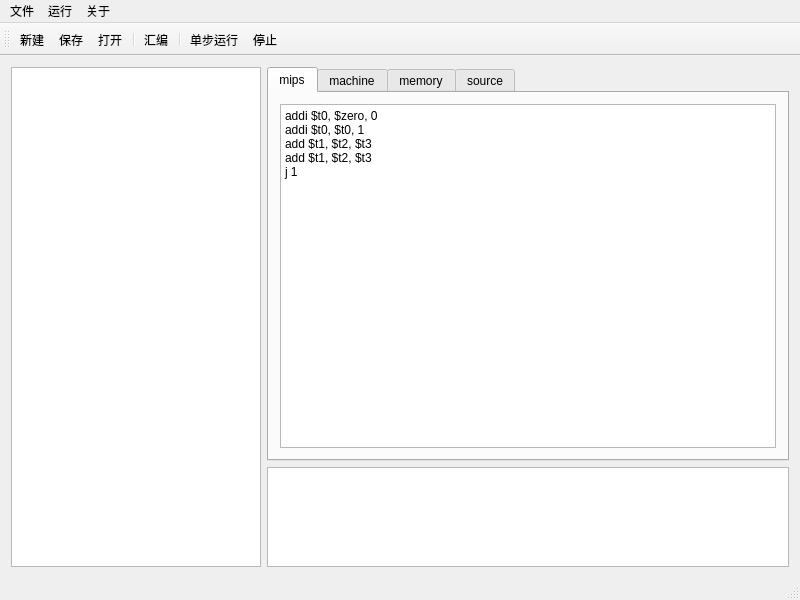
Old version of the form mainwindow.ui in the repository Gnnng/sim.
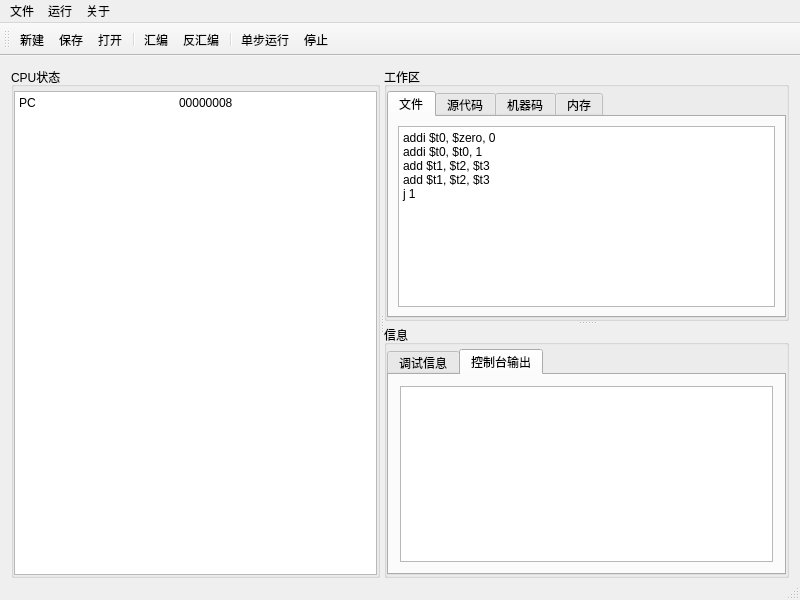
New version of the form. The open tabs and pages were chosen to show the change. Icons and pictures are not drawn.

Diff of the .ui file:
```diff
--- a/mainwindow.ui
+++ b/mainwindow.ui
@@ -32,32 +32,133 @@
      <verstretch>0</verstretch>
     </sizepolicy>
    </property>
-   <layout class="QVBoxLayout" name="verticalLayout_2">
-    <item>
      <layout class="QHBoxLayout" name="horizontalLayout">
+    <property name="bottomMargin">
+     <number>0</number>
+    </property>
       <item>
-       <widget class="QPlainTextEdit" name="plainTextEditStatus">
+     <widget class="QSplitter" name="splitter1">
+      <property name="orientation">
+       <enum>Qt::Horizontal</enum>
+      </property>
+      <widget class="QGroupBox" name="groupBoxStatus">
         <property name="minimumSize">
          <size>
-          <width>200</width>
+         <width>225</width>
           <height>0</height>
          </size>
         </property>
         <property name="maximumSize">
          <size>
-          <width>250</width>
+         <width>16777215</width>
           <height>16777215</height>
          </size>
+       </property>
+       <property name="title">
+        <string>CPU状态</string>
+       </property>
+       <property name="flat">
+        <bool>true</bool>
+       </property>
+       <property name="checkable">
+        <bool>false</bool>
+       </property>
+       <layout class="QVBoxLayout" name="verticalLayout_3">
+        <property name="spacing">
+         <number>6</number>
+        </property>
+        <property name="leftMargin">
+         <number>0</number>
+        </property>
+        <property name="topMargin">
+         <number>4</number>
+        </property>
+        <property name="rightMargin">
+         <number>0</number>
+        </property>
+        <property name="bottomMargin">
+         <number>0</number>
+        </property>
+        <item>
+         <widget class="QPlainTextEdit" name="textEditStatus">
+          <property name="minimumSize">
+           <size>
+            <width>0</width>
+            <height>0</height>
+           </size>
+          </property>
+          <property name="maximumSize">
+           <size>
+            <width>16777215</width>
+            <height>16777215</height>
+           </size>
+          </property>
+          <property name="lineWidth">
+           <number>0</number>
+          </property>
+          <property name="plainText">
+           <string>PC		00000008</string>
         </property>
        </widget>
       </item>
-      <item>
-       <layout class="QVBoxLayout" name="verticalLayout">
-        <property name="sizeConstraint">
-         <enum>QLayout::SetMinimumSize</enum>
-        </property>
+       </layout>
+      </widget>
+      <widget class="QSplitter" name="splitter2">
+       <property name="minimumSize">
+        <size>
+         <width>400</width>
+         <height>0</height>
+        </size>
+       </property>
+       <property name="orientation">
+        <enum>Qt::Vertical</enum>
+       </property>
+       <widget class="QGroupBox" name="groupBoxWork">
+        <property name="sizePolicy">
+         <sizepolicy hsizetype="Preferred" vsizetype="Preferred">
+          <horstretch>0</horstretch>
+          <verstretch>0</verstretch>
+         </sizepolicy>
+        </property>
+        <property name="maximumSize">
+         <size>
+          <width>16777215</width>
+          <height>16777215</height>
+         </size>
+        </property>
+        <property name="title">
+         <string>工作区</string>
+        </property>
+        <property name="flat">
+         <bool>true</bool>
+        </property>
+        <layout class="QVBoxLayout" name="verticalLayout_8" stretch="0">
+         <property name="spacing">
+          <number>6</number>
+         </property>
+         <property name="leftMargin">
+          <number>0</number>
+         </property>
+         <property name="topMargin">
+          <number>4</number>
+         </property>
+         <property name="rightMargin">
+          <number>0</number>
+         </property>
+         <property name="bottomMargin">
+          <number>0</number>
+         </property>
         <item>
-         <widget class="QTabWidget" name="tabWidget">
+          <widget class="QTabWidget" name="tabWidgetWork">
+           <property name="sizePolicy">
+            <sizepolicy hsizetype="Expanding" vsizetype="Expanding">
+             <horstretch>0</horstretch>
+             <verstretch>0</verstretch>
+            </sizepolicy>
+           </property>
+           <property name="tabShape">
+            <enum>QTabWidget::Rounded</enum>
+           </property>
           <property name="currentIndex">
            <number>0</number>
           </property>
@@ -69,11 +170,35 @@
           </property>
           <widget class="QWidget" name="mips">
            <attribute name="title">
-            <string>mips</string>
-           </attribute>
-           <layout class="QVBoxLayout" name="verticalLayout_3">
+             <string>文件</string>
+            </attribute>
+            <layout class="QVBoxLayout" name="verticalLayout_2">
+             <property name="leftMargin">
+              <number>9</number>
+             </property>
+             <property name="topMargin">
+              <number>9</number>
+             </property>
+             <property name="rightMargin">
+              <number>9</number>
+             </property>
+             <property name="bottomMargin">
+              <number>9</number>
+             </property>
             <item>
-             <widget class="QPlainTextEdit" name="plainTextEditMips">
+              <widget class="QPlainTextEdit" name="textEditMips">
+               <property name="frameShape">
+                <enum>QFrame::StyledPanel</enum>
+               </property>
+               <property name="frameShadow">
+                <enum>QFrame::Sunken</enum>
+               </property>
+               <property name="lineWidth">
+                <number>1</number>
+               </property>
+               <property name="tabChangesFocus">
+                <bool>false</bool>
+               </property>
               <property name="plainText">
                <string>addi $t0, $zero, 0
 addi $t0, $t0, 1
@@ -87,11 +212,21 @@
           </widget>
           <widget class="QWidget" name="machine">
            <attribute name="title">
-            <string>machine</string>
-           </attribute>
-           <layout class="QVBoxLayout" name="verticalLayout_4">
+             <string>源代码</string>
+            </attribute>
+            <layout class="QVBoxLayout" name="verticalLayout_12">
             <item>
-             <widget class="QPlainTextEdit" name="plainTextEditMachine">
+              <widget class="QPlainTextEdit" name="textEditSource"/>
+             </item>
+            </layout>
+           </widget>
+           <widget class="QWidget" name="tabCode">
+            <attribute name="title">
+             <string>机器码</string>
+            </attribute>
+            <layout class="QVBoxLayout" name="verticalLayout_13">
+             <item>
+              <widget class="QPlainTextEdit" name="textEditCode">
               <property name="plainText">
                <string>hlhhjkhjkhlhjhl</string>
               </property>
@@ -101,32 +236,78 @@
           </widget>
           <widget class="QWidget" name="memory">
            <attribute name="title">
-            <string>memory</string>
-           </attribute>
-           <layout class="QVBoxLayout" name="verticalLayout_5">
+             <string>内存</string>
+            </attribute>
+            <layout class="QVBoxLayout" name="verticalLayout_14">
             <item>
              <widget class="QPlainTextEdit" name="plainTextEditMemory"/>
             </item>
            </layout>
           </widget>
-          <widget class="QWidget" name="source">
-           <attribute name="title">
-            <string>source</string>
-           </attribute>
-           <layout class="QVBoxLayout" name="verticalLayout_6">
-            <item>
-             <widget class="QPlainTextEdit" name="plainTextEditSource"/>
+          </widget>
             </item>
            </layout>
           </widget>
-         </widget>
-        </item>
+       <widget class="QGroupBox" name="groupBoxInfo">
+        <property name="sizePolicy">
+         <sizepolicy hsizetype="Preferred" vsizetype="Preferred">
+          <horstretch>0</horstretch>
+          <verstretch>0</verstretch>
+         </sizepolicy>
+        </property>
+        <property name="minimumSize">
+         <size>
+          <width>0</width>
+          <height>0</height>
+         </size>
+        </property>
+        <property name="maximumSize">
+         <size>
+          <width>16777215</width>
+          <height>16777215</height>
+         </size>
+        </property>
+        <property name="baseSize">
+         <size>
+          <width>0</width>
+          <height>0</height>
+         </size>
+        </property>
+        <property name="title">
+         <string>信息</string>
+        </property>
+        <property name="flat">
+         <bool>true</bool>
+        </property>
+        <layout class="QVBoxLayout" name="verticalLayout_7" stretch="0">
+         <property name="leftMargin">
+          <number>0</number>
+         </property>
+         <property name="topMargin">
+          <number>4</number>
+         </property>
+         <property name="rightMargin">
+          <number>0</number>
+         </property>
+         <property name="bottomMargin">
+          <number>0</number>
+         </property>
         <item>
-         <widget class="QPlainTextEdit" name="plainTextEditDebug">
+          <widget class="QTabWidget" name="tabWidgetInfo">
+           <property name="currentIndex">
+            <number>0</number>
+           </property>
+           <widget class="QWidget" name="tabDebug">
+            <attribute name="title">
+             <string>调试信息</string>
+            </attribute>
+            <layout class="QVBoxLayout" name="verticalLayout_10">
+             <item>
+              <widget class="QPlainTextEdit" name="textEditDebug">
           <property name="maximumSize">
            <size>
             <width>16777215</width>
-            <height>100</height>
+                 <height>16777215</height>
            </size>
           </property>
           <property name="readOnly">
@@ -135,8 +316,23 @@
          </widget>
         </item>
        </layout>
-      </item>
-     </layout>
+           </widget>
+           <widget class="QWidget" name="tabConsole">
+            <attribute name="title">
+             <string>控制台输出</string>
+            </attribute>
+            <layout class="QVBoxLayout" name="verticalLayout_11">
+             <item>
+              <widget class="QPlainTextEdit" name="textEditConsole"/>
+             </item>
+            </layout>
+           </widget>
+          </widget>
+         </item>
+        </layout>
+       </widget>
+      </widget>
+     </widget>
     </item>
    </layout>
   </widget>
@@ -206,6 +402,7 @@
    <addaction name="actionOpen"/>
    <addaction name="separator"/>
    <addaction name="actionAssemble"/>
+   <addaction name="actionDisassemble"/>
    <addaction name="separator"/>
    <addaction name="actionRun"/>
    <addaction name="actionStop"/>
```
Left out of the diff: 47 changed lines with no effect on the pictures. Lines whose indentation alone changed are shown as unchanged.
